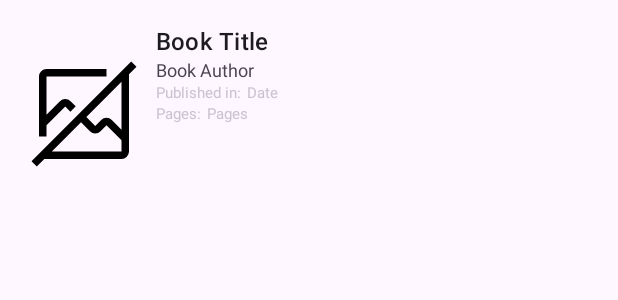
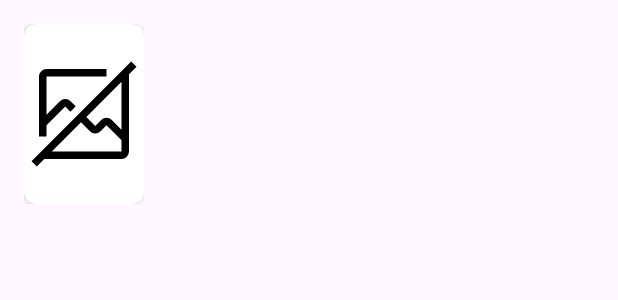
Before and after one commit to sxrgi0/ReadSpace, an Android app: the layout item_book.xml on its own in the app's theme, with its tools: preview values and no code run, on a phone screen of 412 x 824 dp. Shown: the top 300 px of the screen. Run offline under Robolectric (Android 15) with nearby library versions, the phone set to English and light mode, and no system bars.

Commit message:
Changed recycler view on Main Activity. Need changes.

```diff
--- a/app/src/main/res/layout/activity_book_detail.xml
+++ b/app/src/main/res/layout/activity_book_detail.xml
@@ -29,14 +29,15 @@
 
             <com.google.android.material.chip.Chip
                 android:id="@+id/statusChip"
-                style="@style/Widget.Material3.Chip.Assist"
+                style="@style/Widget.Material3.Chip.Assist.Elevated"
                 android:layout_width="wrap_content"
                 android:layout_height="wrap_content"
                 android:text="Status"
                 app:chipIcon="@drawable/ic_library_add"
                 app:ensureMinTouchTargetSize="true"
                 android:layout_gravity="bottom|end"
-                android:layout_marginEnd="8dp"/>
+                android:layout_marginEnd="8dp"
+                android:clickable="false"/>
 
         </androidx.cardview.widget.CardView>
 
--- a/app/src/main/res/layout/item_book.xml
+++ b/app/src/main/res/layout/item_book.xml
@@ -1,103 +1,25 @@
 <?xml version="1.0" encoding="utf-8"?>
 <LinearLayout xmlns:android="http://schemas.android.com/apk/res/android"
-    android:layout_width="match_parent"
+    xmlns:tools="http://schemas.android.com/tools"
+    android:layout_width="wrap_content"
     android:layout_height="wrap_content"
-    xmlns:tools="http://schemas.android.com/tools"
+    xmlns:app="http://schemas.android.com/apk/res-auto"
     android:orientation="horizontal"
     android:padding="16dp">
 
-    <ImageView
-        android:id="@+id/coverImageView"
-        android:layout_width="80dp"
-        android:layout_height="120dp"
-        android:src="@drawable/ic_image_error"/>
+    <androidx.cardview.widget.CardView
+        android:layout_width="wrap_content"
+        android:layout_height="wrap_content"
+        android:elevation="4dp"
+        app:cardCornerRadius="8dp">
 
-    <LinearLayout
-        android:layout_width="0dp"
-        android:layout_height="wrap_content"
-        android:layout_weight="1"
-        android:orientation="vertical"
-        android:layout_marginStart="8dp">
+        <ImageView
+            android:id="@+id/coverImageView"
+            android:layout_width="80dp"
+            android:layout_height="120dp"
+            android:src="@drawable/ic_image_error" />
 
-        <TextView
-            android:id="@+id/titleTextView"
-            android:layout_width="match_parent"
-            android:layout_height="wrap_content"
-            tools:text="Book Title"
-            android:ellipsize="end"
-            android:maxLines="2"
-            android:textAppearance="@style/TextAppearance.Material3.TitleMedium"/>
-
-        <TextView
-            android:id="@+id/authorTextView"
-            android:layout_width="match_parent"
-            android:layout_height="wrap_content"
-            tools:text="Book Author"
-            android:ellipsize="end"
-            android:maxLines="2"
-            android:textAppearance="@style/TextAppearance.AppCompat.Widget.ActionMode.Subtitle"
-            android:textSize="12sp"/>
-
-        <LinearLayout
-            android:layout_width="match_parent"
-            android:layout_height="wrap_content"
-            android:orientation="horizontal">
-
-            <TextView
-                android:layout_width="wrap_content"
-                android:layout_height="wrap_content"
-                android:text="Published in:"
-                android:ellipsize="end"
-                android:maxLines="2"
-                android:textAppearance="@style/TextAppearance.AppCompat.Widget.ActionBar.Subtitle.Inverse"
-                android:textSize="10sp"/>
-
-            <TextView
-                android:id="@+id/dateTextView"
-                android:layout_width="0dp"
-                android:layout_height="wrap_content"
-                android:layout_weight="4"
-                tools:text="Date"
-                android:ellipsize="end"
-                android:maxLines="2"
-                android:textAppearance="@style/TextAppearance.AppCompat.Widget.ActionBar.Subtitle.Inverse"
-                android:textSize="10sp"
-                android:layout_marginStart="4dp"/>
-
-        </LinearLayout>
-
-        <LinearLayout
-            android:layout_width="match_parent"
-            android:layout_height="wrap_content"
-            android:orientation="horizontal">
-
-            <TextView
-                android:layout_width="wrap_content"
-                android:layout_height="wrap_content"
-                android:text="Pages:"
-                android:ellipsize="end"
-                android:maxLines="2"
-                android:textAppearance="@style/TextAppearance.AppCompat.Widget.ActionBar.Subtitle.Inverse"
-                android:textSize="10sp"/>
-
-            <TextView
-                android:id="@+id/pagesTextView"
-                android:layout_width="0dp"
-                android:layout_height="wrap_content"
-                android:layout_weight="4"
-                tools:text="Pages"
-                android:ellipsize="end"
-                android:maxLines="2"
-                android:textAppearance="@style/TextAppearance.AppCompat.Widget.ActionBar.Subtitle.Inverse"
-                android:textSize="10sp"
-                android:layout_marginStart="4dp"/>
-
-        </LinearLayout>
-
-
-
-    </LinearLayout>
-
+    </androidx.cardview.widget.CardView>
 
 
 </LinearLayout>
```
Also changed, not shown: app/src/main/java/com/example/readspace/activities/MainActivity.kt (+19 -12 lines), app/src/main/java/com/example/readspace/adapters/BookAdapter.kt (+0 -19 lines), app/src/main/res/layout/activity_main.xml (+38 -1 lines).
